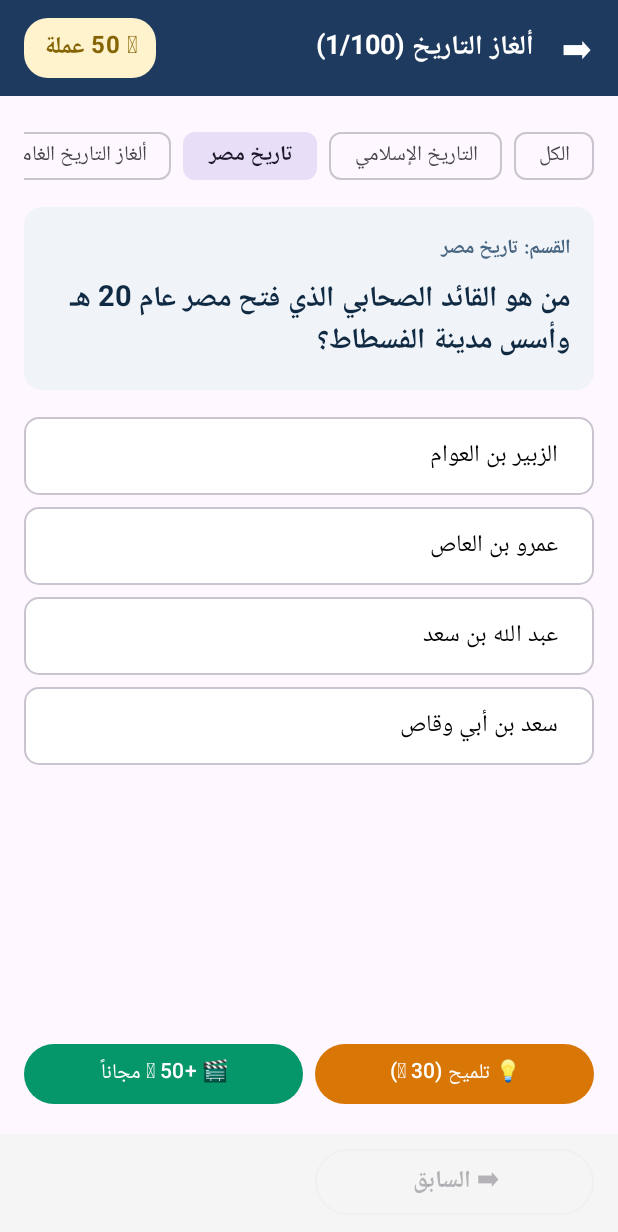
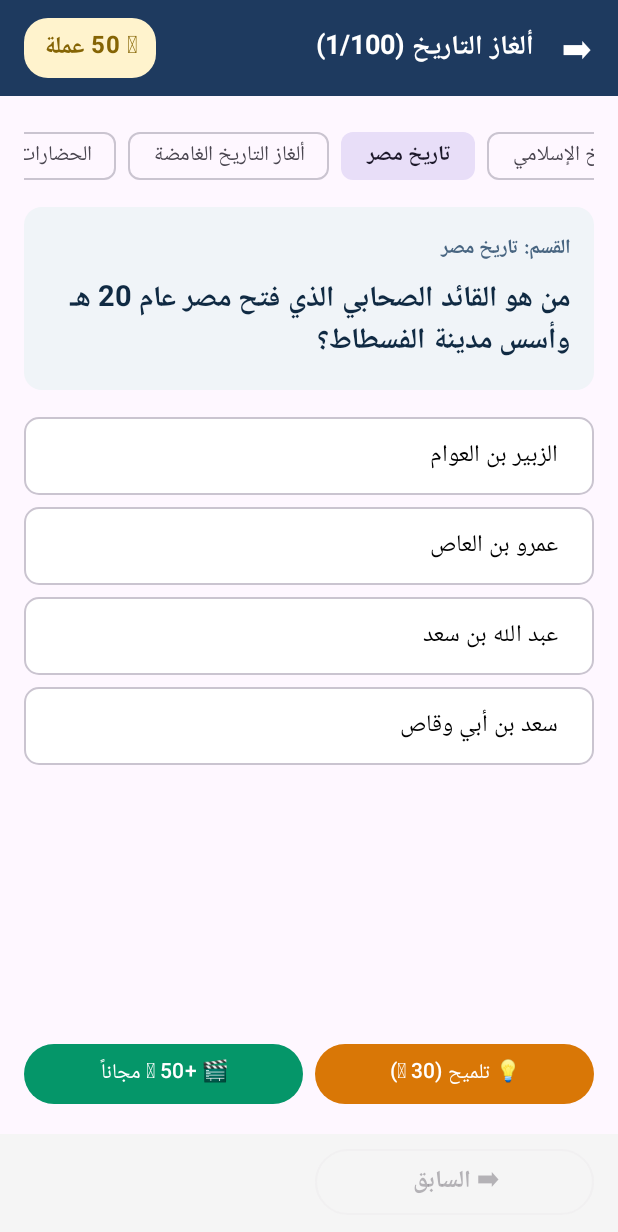
Before and after one commit to drahmedomar77/HistoryPuzzles, an Android app built with Jetpack Compose: the screen it shows after launch (MainActivity), after a tap on "تاريخ مصر", on a phone screen of 412 x 824 dp. Shown: the top 1232 px of the screen. Run offline under Robolectric (Android 15) with nearby library versions, the phone set to English and light mode, and no system bars; our stand-ins replace AdMob; pictures from the network do not load; 3 other taps on this screen came first.

Commit message:
Add files via upload

```diff
--- a/app/src/main/java/com/puzzles/history/GameScreen.kt
+++ b/app/src/main/java/com/puzzles/history/GameScreen.kt
@@ -84,6 +84,7 @@ fun PuzzleGameScreen(
     val sfx = remember { SoundFx(context) }
     DisposableEffect(Unit) { onDispose { sfx.release() } }
     val scrollState = rememberScrollState()
+    val chipsScroll = rememberScrollState()
 
     // قائمة التصنيفات المتاحة
     val categories = remember { listOf(Progress.ALL) + progress.categories }
@@ -116,6 +117,14 @@ fun PuzzleGameScreen(
     val currentPuzzle = filteredPuzzles[currentIndex]
 
     LaunchedEffect(currentIndex, selectedCategory) { scrollState.scrollTo(0) }
+
+    // يحرّك شريط الأقسام تلقائياً ليظهر القسم المختار (مثل تاريخ العلوم في آخر الشريط)
+    LaunchedEffect(selectedCategory, chipsScroll.maxValue) {
+        val idx = categories.indexOf(selectedCategory)
+        if (idx >= 0 && categories.size > 1 && chipsScroll.maxValue > 0) {
+            chipsScroll.animateScrollTo(chipsScroll.maxValue * idx / (categories.size - 1))
+        }
+    }
 
     fun resetQuestionState() {
         selectedOption = -1
@@ -239,7 +248,7 @@ fun PuzzleGameScreen(
                 Row(
                     modifier = Modifier
                         .fillMaxWidth()
-                        .horizontalScroll(rememberScrollState()),
+                        .horizontalScroll(chipsScroll),
                     horizontalArrangement = Arrangement.spacedBy(8.dp)
                 ) {
                     categories.forEach { name ->
```
